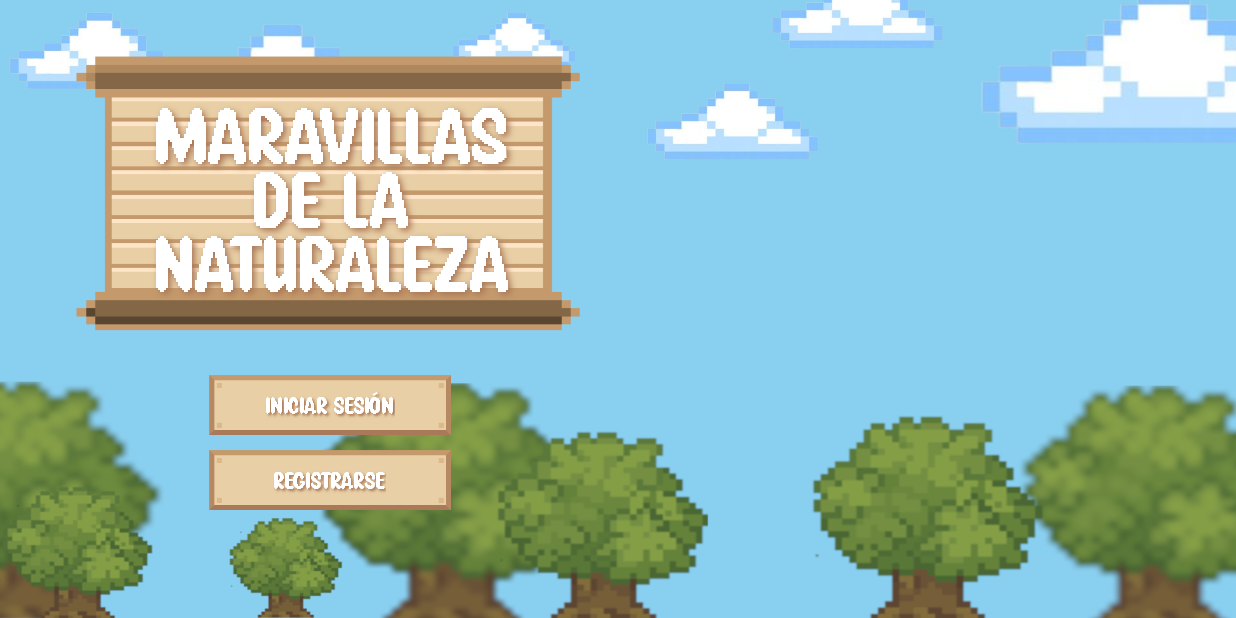
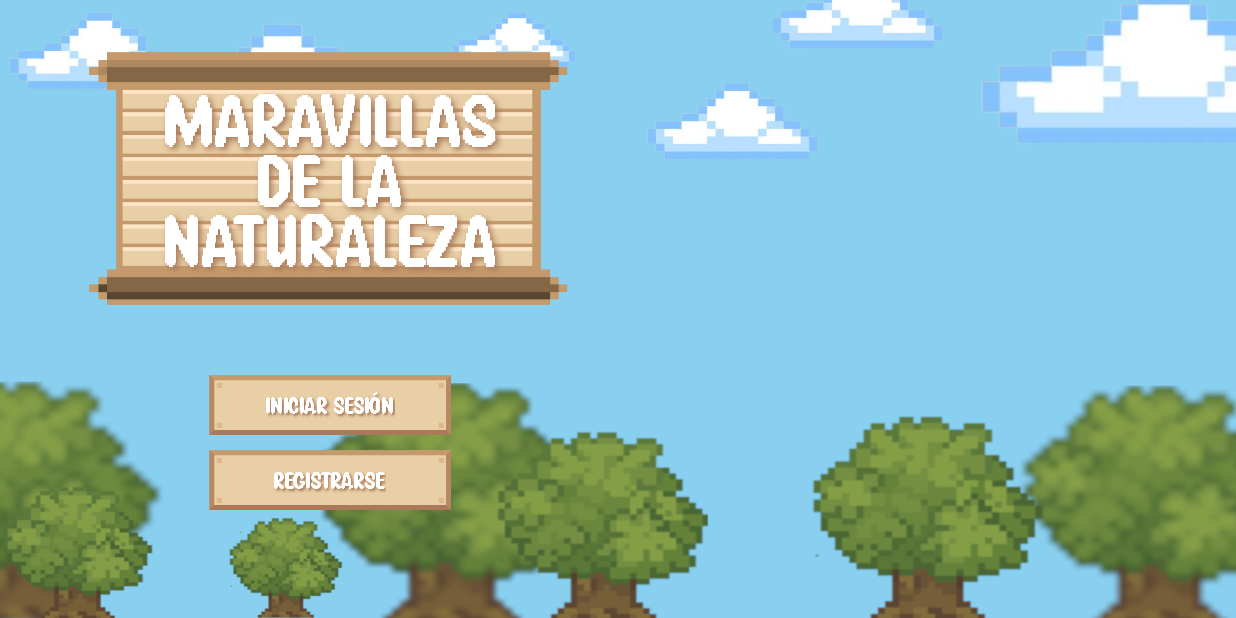
Before and after one commit to LosKillersYFluff/MaravillaNaturaleza, an Android app: the screen it shows after launch (MainActivity), on a phone screen of 824 x 412 dp (held sideways). Run offline under Robolectric (Android 15) with nearby library versions, the phone set to English and light mode, and no system bars.

Commit message:
Actualizacion de pantalla

```diff
--- a/app/src/main/res/layout/activity_main.xml
+++ b/app/src/main/res/layout/activity_main.xml
@@ -9,27 +9,27 @@
 
     <RelativeLayout
         android:id="@+id/contenedor_titulo"
-        android:layout_width="400dp"
-        android:layout_height="260dp"
+        android:layout_width="380dp"
+        android:layout_height="240dp"
         android:layout_marginTop="0dp"
         android:background="@drawable/titulo_madera"
         android:layout_centerHorizontal="false"
-        android:layout_marginLeft="20dp">
+        android:layout_marginLeft="30dp">
 
 
         <TextView
             android:id="@+id/titulo"
-            android:layout_width="313dp"
-            android:layout_height="160dp"
+            android:layout_width="270dp"
+            android:layout_height="140dp"
             android:layout_centerInParent="true"
             android:shadowColor="@color/colorBorde"
             android:gravity="center"
-            android:padding="10dp"
+            android:padding="0dp"
             android:text="Maravillas de la Naturaleza"
             android:fontFamily="@font/stay_pixel"
             android:textAlignment="center"
             android:textColor="@android:color/white"
-            android:textSize="53sp"
+            android:textSize="50sp"
             android:shadowDx="3"
             android:shadowDy="3"
             android:shadowRadius="5"/>
```
